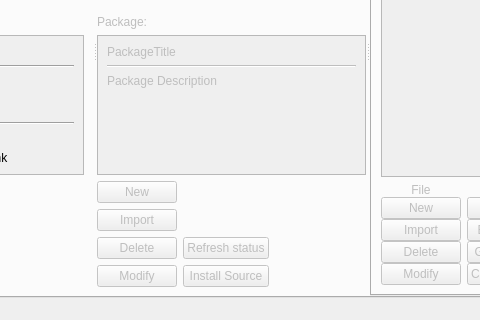
Above: src/ObsLightGui/ui/obsLightMain.ui from ronan22/obs-light before the change; both pictures show x 177 to 657 and y 240 to 560 of the 840 by 560 pixel window. Below: the same form after it.
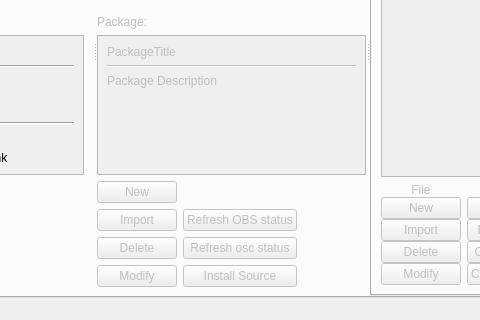
That is the form after the change.

Commit message: - renamed package list columns - added button to refresh OBS status

Patch:
```diff
--- a/src/ObsLightGui/ui/obsLightMain.ui
+++ b/src/ObsLightGui/ui/obsLightMain.ui
@@ -544,7 +544,14 @@
                <item row="9" column="1">
                 <widget class="QPushButton" name="refreshStatusButton">
                  <property name="text">
-                  <string>Refresh status</string>
+                  <string>Refresh osc status</string>
+                 </property>
+                </widget>
+               </item>
+               <item row="6" column="1">
+                <widget class="QPushButton" name="refreshObsStatusButton">
+                 <property name="text">
+                  <string>Refresh OBS status</string>
                  </property>
                 </widget>
                </item>
```
Left out of the diff: 2 changed lines with no effect on the pictures. The commit also changes 2 other files.
